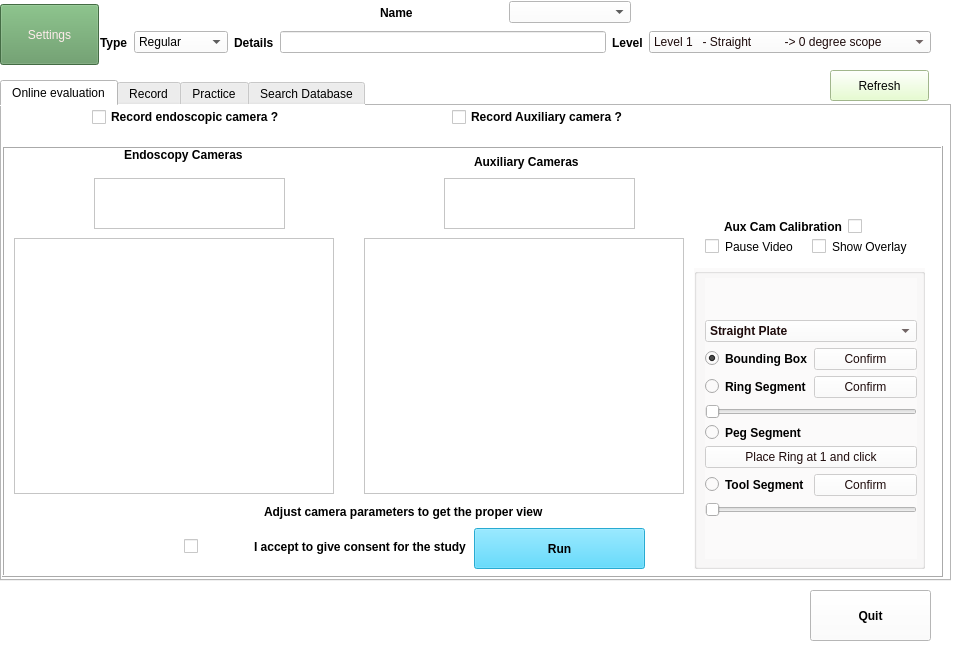
Before: the Qt Designer form settings_main.ui in vinkle/NET, drawn with Qt 5.
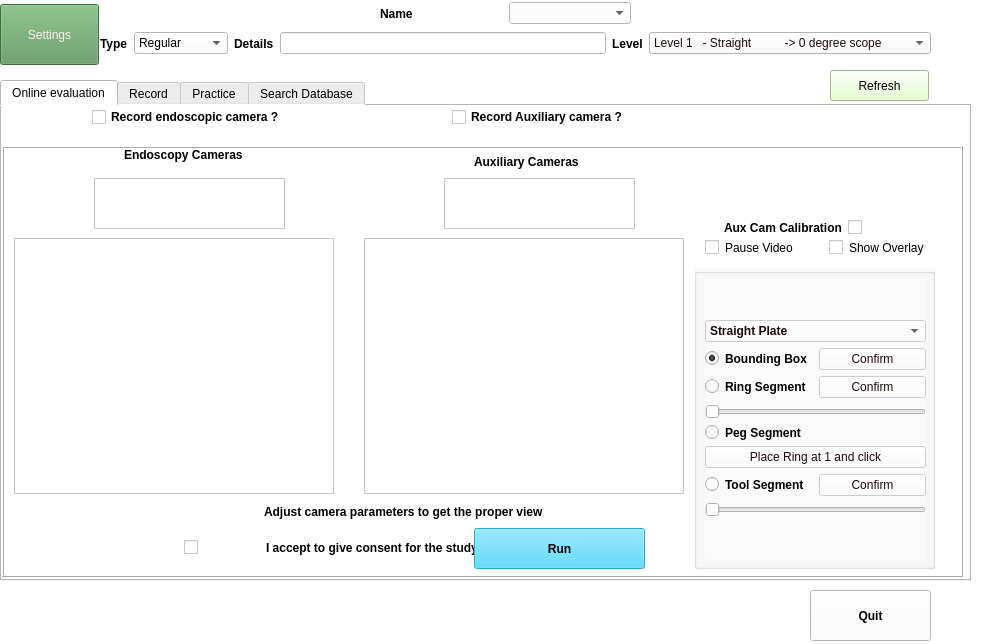
After: the same form once the commit is applied. Icons and pictures are not drawn. Custom widgets are drawn as their Qt base class.

Diff of the .ui file:
```diff
--- a/settings_main.ui
+++ b/settings_main.ui
@@ -6,8 +6,8 @@
    <rect>
     <x>0</x>
     <y>0</y>
-    <width>958</width>
-    <height>648</height>
+    <width>984</width>
+    <height>644</height>
    </rect>
   </property>
   <property name="windowTitle">
@@ -57,7 +57,7 @@
     <rect>
      <x>0</x>
      <y>80</y>
-     <width>951</width>
+     <width>971</width>
      <height>501</height>
     </rect>
    </property>
@@ -515,7 +515,7 @@
       <rect>
        <x>0</x>
        <y>40</y>
-       <width>941</width>
+       <width>961</width>
        <height>431</height>
       </rect>
      </property>
@@ -706,7 +706,7 @@
         <rect>
          <x>690</x>
          <y>120</y>
-         <width>231</width>
+         <width>241</width>
          <height>301</height>
         </rect>
        </property>
@@ -726,12 +726,12 @@
        <property name="flat">
         <bool>false</bool>
        </property>
-       <widget class="QWidget" name="">
+       <widget class="QWidget" name="layoutWidget">
         <property name="geometry">
          <rect>
           <x>11</x>
           <y>10</y>
-          <width>212</width>
+          <width>221</width>
           <height>281</height>
          </rect>
         </property>
@@ -994,8 +994,8 @@
         <rect>
          <x>180</x>
          <y>390</y>
-         <width>282</width>
-         <height>17</height>
+         <width>294</width>
+         <height>19</height>
         </rect>
        </property>
        <layout class="QHBoxLayout" name="horizontalLayout_7">
@@ -1029,8 +1029,8 @@
         <rect>
          <x>720</x>
          <y>70</y>
-         <width>166</width>
-         <height>17</height>
+         <width>174</width>
+         <height>19</height>
         </rect>
        </property>
        <layout class="QHBoxLayout" name="horizontalLayout_5">
@@ -1068,13 +1068,13 @@
         </item>
        </layout>
       </widget>
-      <widget class="QWidget" name="">
+      <widget class="QWidget" name="layoutWidget">
        <property name="geometry">
         <rect>
          <x>701</x>
          <y>90</y>
-         <width>207</width>
-         <height>17</height>
+         <width>241</width>
+         <height>20</height>
         </rect>
        </property>
        <layout class="QHBoxLayout" name="horizontalLayout_8">
@@ -1560,7 +1560,7 @@
      <x>380</x>
      <y>0</y>
      <width>251</width>
-     <height>25</height>
+     <height>27</height>
     </rect>
    </property>
    <layout class="QHBoxLayout" name="horizontalLayout">
@@ -1595,7 +1595,7 @@
      <x>100</x>
      <y>30</y>
      <width>831</width>
-     <height>25</height>
+     <height>27</height>
     </rect>
    </property>
    <layout class="QHBoxLayout" name="horizontalLayout_6">
```
Left out of the diff: 4 changed lines with no effect on the pictures.
